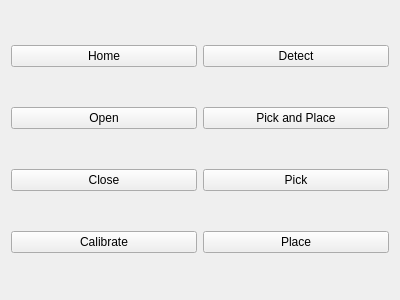
Before: the Qt Designer form rqt_user_interface/resource/sdh_grasp.ui in padmaja-kulkarni/vine_tomato_grasping, drawn with Qt 5.
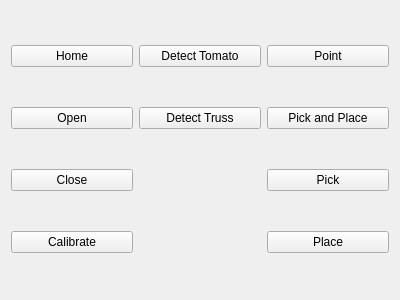
After: the same form once the commit is applied.

Commit message: Added point functionality to the GUI

Diff of the .ui file:
```diff
--- a/rqt_user_interface/resource/sdh_grasp.ui
+++ b/rqt_user_interface/resource/sdh_grasp.ui
@@ -50,12 +50,29 @@
    <item row="0" column="1">
     <widget class="QPushButton" name="DetectButton">
      <property name="text">
-      <string>Detect</string>
+      <string>Detect Tomato</string>
      </property>
     </widget>
    </item>
 
    <item row="1" column="1">
+    <widget class="QPushButton" name="DetectTrussButton">
+     <property name="text">
+      <string>Detect Truss</string>
+     </property>
+    </widget>
+   </item>
+
+   <item row="0" column="2">
+    <widget class="QPushButton" name="PointButton">
+     <property name="text">
+      <string>Point</string>
+     </property>
+    </widget>
+   </item>
+
+
+   <item row="1" column="2">
     <widget class="QPushButton" name="PickPlaceButton">
      <property name="text">
       <string>Pick and Place</string>
@@ -63,7 +80,7 @@
     </widget>
    </item>
 
-   <item row="2" column="1">
+   <item row="2" column="2">
     <widget class="QPushButton" name="PickButton">
      <property name="text">
       <string>Pick</string>
@@ -71,7 +88,7 @@
     </widget>
    </item>
 
-   <item row="3" column="1">
+   <item row="3" column="2">
     <widget class="QPushButton" name="PlaceButton">
      <property name="text">
       <string>Place</string>
```
Left out of the diff: 2 changed lines with no effect on the pictures. The commit also changes 5 other files.
